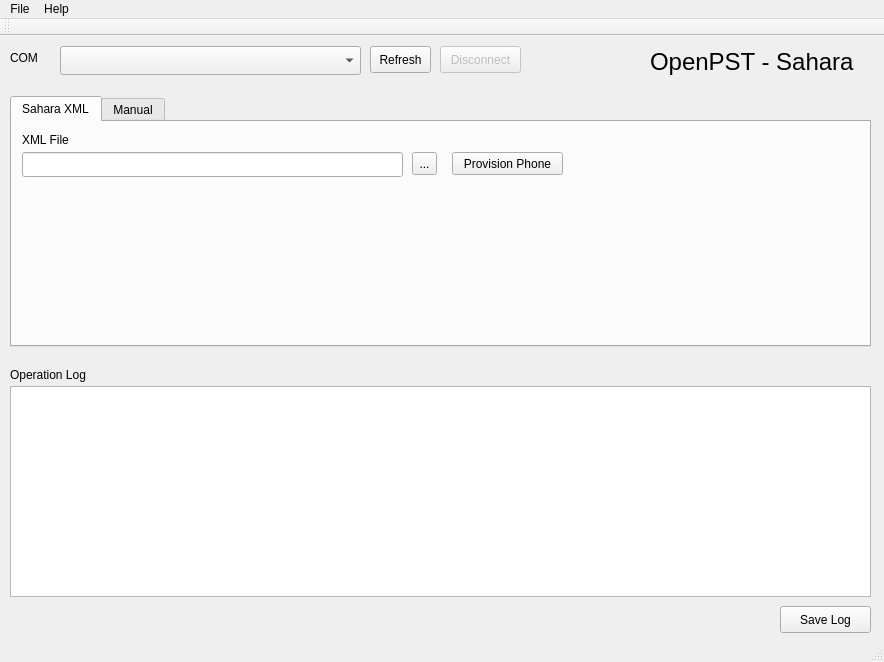
The window that resources/ui/sahara_window.ui (ghassani/openpst) describes before a commit, drawn with Qt 5.
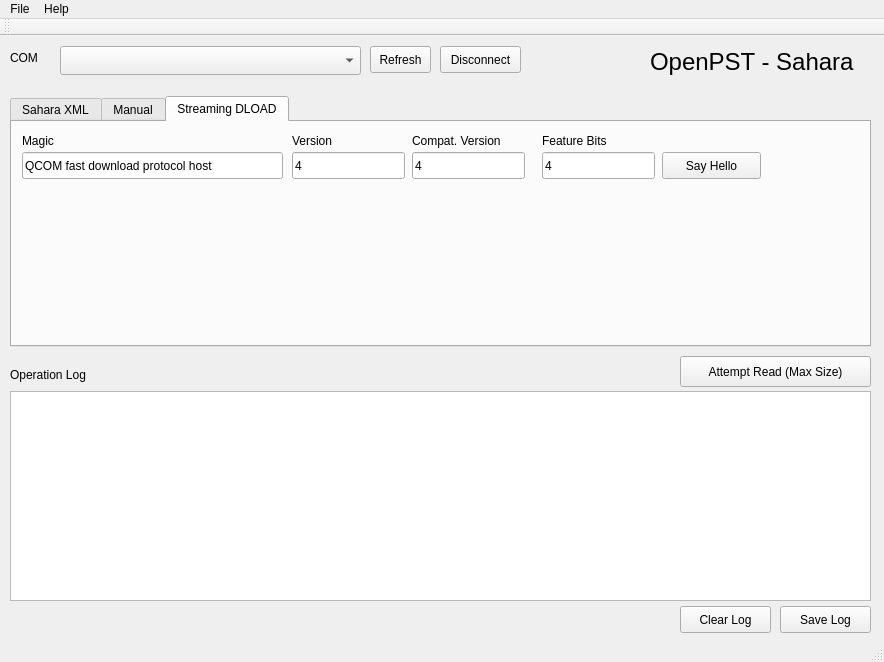
The same window after the commit.

Commit message: sahara additions and mbn tool testing

What changed in the file:
```diff
--- a/resources/ui/sahara_window.ui
+++ b/resources/ui/sahara_window.ui
@@ -44,9 +44,9 @@
     <property name="geometry">
      <rect>
       <x>10</x>
-      <y>350</y>
+      <y>355</y>
       <width>861</width>
-      <height>211</height>
+      <height>210</height>
      </rect>
     </property>
    </widget>
@@ -109,7 +109,7 @@
    </widget>
    <widget class="QPushButton" name="portDisconnectButton">
     <property name="enabled">
-     <bool>false</bool>
+     <bool>true</bool>
     </property>
     <property name="geometry">
      <rect>
@@ -136,7 +136,7 @@
      </rect>
     </property>
     <property name="currentIndex">
-     <number>0</number>
+     <number>2</number>
     </property>
     <property name="documentMode">
      <bool>false</bool>
@@ -477,21 +477,156 @@
        <bool>false</bool>
       </property>
      </widget>
-     <widget class="QPushButton" name="saharaReadPortButton">
+    </widget>
+    <widget class="QWidget" name="saharaTabStreamingDload">
+     <attribute name="title">
+      <string>Streaming DLOAD</string>
+     </attribute>
+     <widget class="QLineEdit" name="streamingDloadHelloMagiInput">
       <property name="geometry">
        <rect>
-        <x>690</x>
-        <y>197</y>
-        <width>161</width>
-        <height>20</height>
+        <x>10</x>
+        <y>30</y>
+        <width>261</width>
+        <height>27</height>
        </rect>
       </property>
       <property name="text">
-       <string>Attempt Read (Max Size)</string>
+       <string>QCOM fast download protocol host</string>
       </property>
      </widget>
+     <widget class="QLineEdit" name="streamingDloadHelloVersionInput">
+      <property name="geometry">
+       <rect>
+        <x>280</x>
+        <y>30</y>
+        <width>113</width>
+        <height>27</height>
+       </rect>
+      </property>
+      <property name="text">
+       <string>4</string>
+      </property>
+     </widget>
+     <widget class="QLineEdit" name="streamingDloadHelloCompatVersionInput">
+      <property name="geometry">
+       <rect>
+        <x>400</x>
+        <y>30</y>
+        <width>113</width>
+        <height>27</height>
+       </rect>
+      </property>
+      <property name="text">
+       <string>4</string>
+      </property>
+     </widget>
+     <widget class="QLabel" name="streamingDloadHelloLabel">
+      <property name="geometry">
+       <rect>
+        <x>10</x>
+        <y>10</y>
+        <width>67</width>
+        <height>17</height>
+       </rect>
+      </property>
+      <property name="text">
+       <string>Magic</string>
+      </property>
+     </widget>
+     <widget class="QLabel" name="streamingDloadHelloVersionLabel">
+      <property name="geometry">
+       <rect>
+        <x>280</x>
+        <y>10</y>
+        <width>67</width>
+        <height>17</height>
+       </rect>
+      </property>
+      <property name="text">
+       <string>Version</string>
+      </property>
+     </widget>
+     <widget class="QLabel" name="streamingDloadHelloFeatureBitsLabel">
+      <property name="geometry">
+       <rect>
+        <x>530</x>
+        <y>10</y>
+        <width>91</width>
+        <height>17</height>
+       </rect>
+      </property>
+      <property name="text">
+       <string>Feature Bits</string>
+      </property>
+     </widget>
+     <widget class="QLineEdit" name="streamingDloadHelloFeatureBitsInput">
+      <property name="geometry">
+       <rect>
+        <x>530</x>
+        <y>30</y>
+        <width>113</width>
+        <height>27</height>
+       </rect>
+      </property>
+      <property name="text">
+       <string>4</string>
+      </property>
+     </widget>
+     <widget class="QLabel" name="streamingDloadHelloCompatVersionLabel">
+      <property name="geometry">
+       <rect>
+        <x>400</x>
+        <y>10</y>
+        <width>101</width>
+        <height>17</height>
+       </rect>
+      </property>
+      <property name="text">
+       <string>Compat. Version</string>
+      </property>
+     </widget>
+     <widget class="QPushButton" name="streamingDloadHelloButton">
+      <property name="geometry">
+       <rect>
+        <x>650</x>
+        <y>30</y>
+        <width>99</width>
+        <height>27</height>
+       </rect>
+      </property>
+      <property name="text">
+       <string>Say Hello</string>
+      </property>
+     </widget>
     </widget>
    </widget>
+   <widget class="QPushButton" name="saharaReadPortButton">
+    <property name="geometry">
+     <rect>
+      <x>680</x>
+      <y>320</y>
+      <width>191</width>
+      <height>31</height>
+     </rect>
+    </property>
+    <property name="text">
+     <string>Attempt Read (Max Size)</string>
+    </property>
+   </widget>
+   <widget class="QPushButton" name="clearLogButton">
+    <property name="geometry">
+     <rect>
+      <x>680</x>
+      <y>570</y>
+      <width>91</width>
+      <height>27</height>
+     </rect>
+    </property>
+    <property name="text">
+     <string>Clear Log</string>
+    </property>
+   </widget>
   </widget>
   <widget class="QMenuBar" name="menuBar">
    <property name="geometry">
```
Left out of the diff: 2 changed lines with no effect on the pictures. The commit also changes 8 other files.
